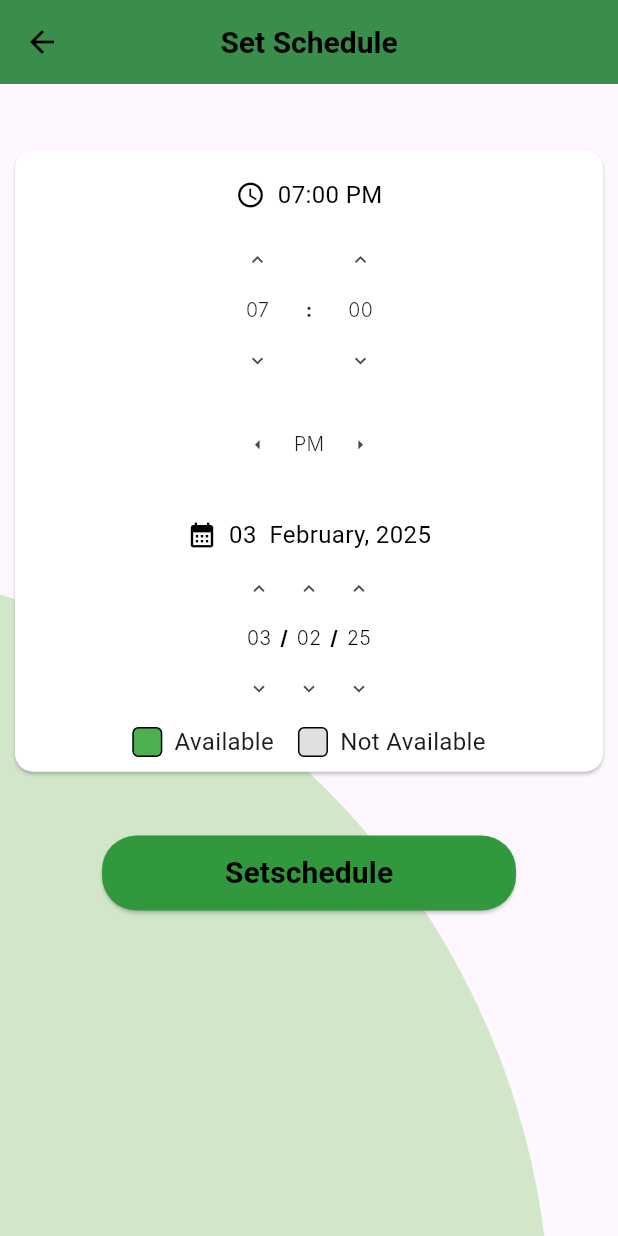
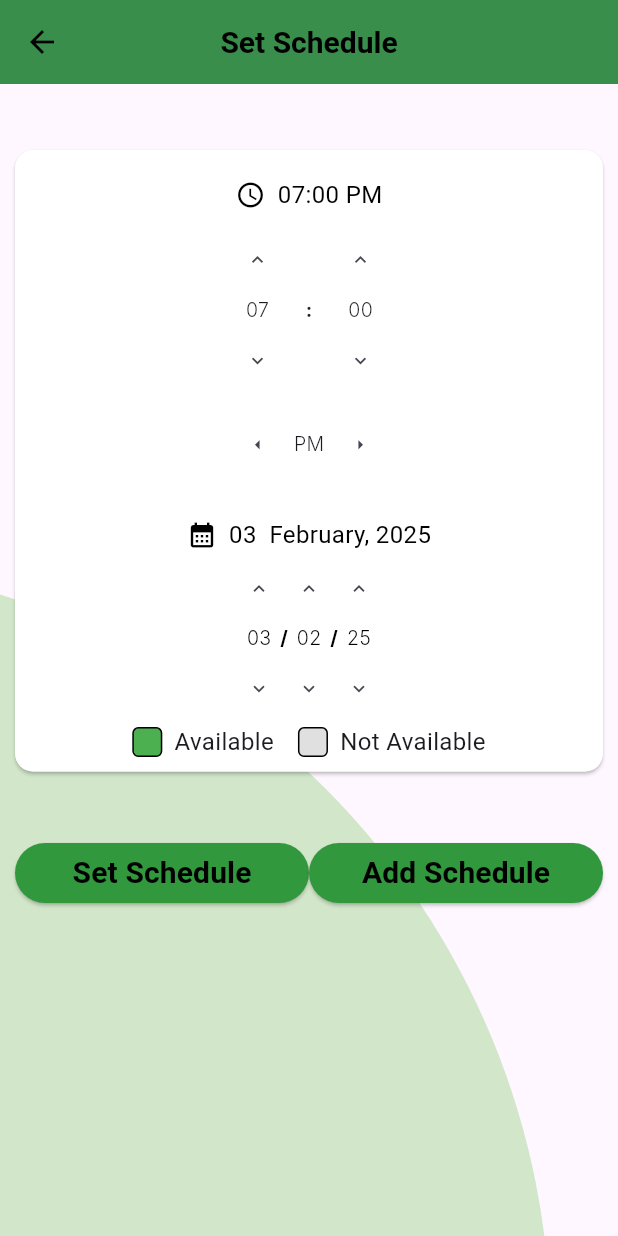
Before and after one commit to umaishasan/ProfessorAppointment, a Flutter app: the SetScheduleScreen screen opened directly, after a tap on "Available", on a phone screen of 412 x 824 dp. Run offline on Flutter 3.47's test engine with Material 3 defaults, Android fonts, the light colour scheme and no system bars; our stand-ins replace cloud_firestore, firebase_auth, firebase_core, firebase_database, fluttertoast; accounts and stored records are empty; network calls fail; Roboto replaces fonts that are missing (Heebo, Inter).

Commit message:
All over old scripts updated for add qualification and set schedule.

```diff
--- a/lib/Components/DateComponent.dart
+++ b/lib/Components/DateComponent.dart
@@ -2,6 +2,7 @@ import 'package:flutter/material.dart';
 
 class SetDateComponent extends StatefulWidget {
   const SetDateComponent({super.key});
+  static late String scheduleDate = '';
 
   @override
   // ignore: library_private_types_in_public_api
@@ -65,6 +66,8 @@ class _SetDateComponentState extends State<SetDateComponent> {
 
   @override
   Widget build(BuildContext context) {
+    SetDateComponent.scheduleDate =
+        "${day.toString().padLeft(2, '0')}  ${_getMonthName(month)}, 20$year";
     return Container(
       margin: const EdgeInsets.only(top: 25, left: 60, right: 60),
       constraints: const BoxConstraints(minWidth: 30, minHeight: 100),
@@ -77,7 +80,7 @@ class _SetDateComponentState extends State<SetDateComponent> {
                   size: 20, color: Colors.black), // Icon
               const SizedBox(width: 8), // Gap between icon and text
               Text(
-                "${day.toString().padLeft(2, '0')}  ${_getMonthName(month)}, 20$year", // Your text
+                SetDateComponent.scheduleDate,
                 style: const TextStyle(
                   fontSize: 16,
                   fontWeight: FontWeight.w400,
--- a/lib/Components/TimeComponent.dart
+++ b/lib/Components/TimeComponent.dart
@@ -5,8 +5,9 @@ class SetTimeComponent extends StatefulWidget {
   final int initialHour;
   final int initialMinute;
   final bool initialIsPM;
+  static late String scheduleTime = '';
 
-  const SetTimeComponent({
+  SetTimeComponent({
     super.key,
     this.initialHour = 7,
     this.initialMinute = 0,
@@ -63,6 +64,8 @@ class _SetTimeComponentState extends State<SetTimeComponent> {
 
   @override
   Widget build(BuildContext context) {
+    SetTimeComponent.scheduleTime =
+        '${_hour.toString().padLeft(2, '0')}:${_minute.toString().padLeft(2, '0')} ${_isPM ? 'PM' : 'AM'}';
     return Column(
       crossAxisAlignment: CrossAxisAlignment.stretch,
       children: [
@@ -81,7 +84,7 @@ class _SetTimeComponentState extends State<SetTimeComponent> {
                       size: 20, color: Colors.black), // Icon
                   const SizedBox(width: 8), // Gap between icon and text
                   Text(
-                    '${_hour.toString().padLeft(2, '0')}:${_minute.toString().padLeft(2, '0')} ${_isPM ? 'PM' : 'AM'}', // Your text
+                    SetTimeComponent.scheduleTime,
                     style: const TextStyle(
                       fontSize: 16,
                       fontWeight: FontWeight.w400,
--- a/lib/LoginScreen.dart
+++ b/lib/LoginScreen.dart
@@ -206,10 +206,10 @@ class _LoginScreenState extends State<LoginScreen> {
         "Email": user.Email,
         "Phone": user.Phone,
         "Gender": user.Gender,
-        "User": user.User
+        "User": user.User,
+        "Qualification": user.Qualification
       });
-      checkScheduleChecker(user.User, user.Name,
-          ["03 Janwary, 2025 at 09:00 AM"], "Not Available", "Master");
+      checkScheduleChecker(user.User, user.Name, [""], "", user.Qualification);
     }
     //print("Name: ${user?.Name}, Email: ${user?.Email}, User: ${user?.User}, Gender: ${user?.Gender}");
   }
--- a/lib/SetScheduleScreen.dart
+++ b/lib/SetScheduleScreen.dart
@@ -1,15 +1,14 @@
 import 'package:flutter/material.dart';
 import 'package:scholappoinment_934074496/Components/CommonComponent.dart';
+import 'package:scholappoinment_934074496/Components/DateComponent.dart';
 import 'package:scholappoinment_934074496/Components/TimeComponent.dart';
+import 'package:scholappoinment_934074496/Firebase/FirebaseServices.dart';
 import 'package:scholappoinment_934074496/HomeScreen.dart';
 import 'package:scholappoinment_934074496/main.dart';
 
 class SetScheduleScreen extends StatefulWidget {
-  final bool initialAvailability;
-
   const SetScheduleScreen({
     super.key,
-    this.initialAvailability = false,
   });
 
   @override
@@ -17,19 +16,13 @@ class SetScheduleScreen extends StatefulWidget {
 }
 
 class _SetScheduleScreenState extends State<SetScheduleScreen> {
-  late bool _isAvailable;
+  String completeDateTime = '';
   String AvailableText = "";
+  List<String> scheduleDateData = [];
 
   @override
   void initState() {
     super.initState();
-    _isAvailable = widget.initialAvailability;
-  }
-
-  void _toggleAvailability(bool isTrue) {
-    //setState(() {
-    _isAvailable = isTrue;
-    //});
   }
 
   @override
@@ -50,19 +43,19 @@ class _SetScheduleScreenState extends State<SetScheduleScreen> {
                     vertical: screenSizeCommon.height * 0.01),
                 child: SingleChildScrollView(
                   child: Column(children: [
-                    const SetTimeComponent(),
+                    _checkAvailablityToShowDatetime(),
                     _buildAvailableToggles(),
-                    //AvailbilityToggle(_isAvailable),
                   ]),
                 ))),
 
-        // Set schedule Button
+        // both Button
         Container(
             margin: const EdgeInsets.only(left: 10, right: 10, top: 340),
             child: Center(
-              child: SizedBox(
-                width: 276,
-                height: 50,
+                child: Row(
+              children: [
+                // Set schedule Button
+                Expanded(
                   child: ElevatedButton(
                     onPressed: () {
                       setSchedule();
@@ -74,7 +67,7 @@ class _SetScheduleScreenState extends State<SetScheduleScreen> {
                       ),
                     ),
                     child: const Text(
-                    'Setschedule',
+                      'Set Schedule',
                       style: TextStyle(
                         color: Colors.black,
                         fontSize: 20,
@@ -84,79 +77,46 @@ class _SetScheduleScreenState extends State<SetScheduleScreen> {
                     ),
                   ),
                 ),
-            ))
+
+                //Add schedule button
+                Expanded(
+                  child: ElevatedButton(
+                    onPressed: () {
+                      _addSchedule();
+                    },
+                    style: ElevatedButton.styleFrom(
+                      backgroundColor: const Color(0xFF32983E),
+                      shape: RoundedRectangleBorder(
+                        borderRadius: BorderRadius.circular(23),
+                      ),
+                    ),
+                    child: const Text(
+                      'Add Schedule',
+                      style: TextStyle(
+                        color: Colors.black,
+                        fontSize: 20,
+                        fontFamily: 'Heebo',
+                        fontWeight: FontWeight.w700,
+                      ),
+                    ),
+                  ),
+                ),
+              ],
+            )))
       ]),
     );
   }
 
-  // ignore: non_constant_identifier_names
-  // Widget AvailbilityToggle(bool isAvailable) {
-  //   return Container(
-  //     margin: const EdgeInsets.only(left: 10, right: 10, top: 50),
-  //     child: Center(
-  //       child: Row(
-  //         mainAxisAlignment: MainAxisAlignment.center,
-  //         children: [
-  //           GestureDetector(
-  //             onTap: () => _toggleAvailability(true),
-  //             child: Row(
-  //               children: [
-  //                 Container(
-  //                   width: 20,
-  //                   height: 20,
-  //                   decoration: BoxDecoration(
-  //                     color: isAvailable
-  //                         ? const Color(0xFF32983E)
-  //                         : const Color(0xFFD9D9D9),
-  //                     borderRadius: BorderRadius.circular(4),
-  //                   ),
-  //                 ),
-  //                 const SizedBox(width: 5),
-  //                 const Text(
-  //                   'Available',
-  //                   style: TextStyle(
-  //                     fontFamily: 'Heebo',
-  //                     fontSize: 20,
-  //                     fontWeight: FontWeight.w400,
-  //                     color: Colors.black,
-  //                   ),
-  //                 ),
-  //               ],
-  //             ),
-  //           ),
-  //           const SizedBox(width: 38),
-  //           GestureDetector(
-  //             onTap: () => _toggleAvailability(false),
-  //             child: Row(
-  //               children: [
-  //                 Container(
-  //                   width: 20,
-  //                   height: 20,
-  //                   decoration: BoxDecoration(
-  //                     color: !isAvailable
-  //                         ? const Color(0xFF32983E)
-  //                         : const Color(0xFFD9D9D9),
-  //                     borderRadius: BorderRadius.circular(4),
-  //                   ),
-  //                 ),
-  //                 const SizedBox(width: 5),
-  //                 const Text(
-  //                   'Not Available',
-  //                   style: TextStyle(
-  //                     fontFamily: 'Heebo',
-  //                     fontSize: 20,
-  //                     fontWeight: FontWeight.w400,
-  //                     color: Colors.black,
-  //                   ),
-  //                 ),
-  //               ],
-  //             ),
-  //           ),
-  //         ],
-  //       ),
-  //     ),
-  //   );
-  // }
+  void _addSchedule() {
+    String time = SetTimeComponent.scheduleTime;
+    String date = SetDateComponent.scheduleDate;
+    completeDateTime = "${date} at ${time}";
+    scheduleDateData.add(completeDateTime);
+
+    for (var element in scheduleDateData) {
+      print(element);
+    }
+  }
 
   Widget _buildAvailableToggles() {
     return Column(
@@ -165,22 +125,30 @@ class _SetScheduleScreenState extends State<SetScheduleScreen> {
         Row(
           mainAxisAlignment: MainAxisAlignment.center,
           children: [
-            _buildGenderToggleOption("Available"),
+            _buildAvailabilityToggleOption("Available"),
             const SizedBox(width: 16),
-            _buildGenderToggleOption("Not Available"),
+            _buildAvailabilityToggleOption("Not Available"),
           ],
         ),
       ],
     );
   }
 
-  Widget _buildGenderToggleOption(String gender) {
+  Widget _checkAvailablityToShowDatetime() {
+    if (AvailableText == "Available") {
+      return SetTimeComponent();
+    } else {
+      return SizedBox.shrink();
+    }
+  }
+
+  Widget _buildAvailabilityToggleOption(String available) {
     return GestureDetector(
       onTap: () {
         setState(() {
-          AvailableText = gender;
+          AvailableText = available;
         });
-        print("Selected Gender: $AvailableText");
+        //print("Selected Availability: $AvailableText");
       },
       child: Row(
         children: [
@@ -188,19 +156,22 @@ class _SetScheduleScreenState extends State<SetScheduleScreen> {
             width: 20,
             height: 20,
             decoration: BoxDecoration(
-              color: AvailableText == gender ? Colors.green : Colors.grey[300],
+              color:
+                  AvailableText == available ? Colors.green : Colors.grey[300],
               borderRadius: BorderRadius.circular(4),
               border: Border.all(color: Colors.black, width: 1),
             ),
           ),
           const SizedBox(width: 8),
-          Text(gender, style: const TextStyle(fontSize: 16)),
+          Text(available, style: const TextStyle(fontSize: 16)),
         ],
       ),
     );
   }
 
   void setSchedule() {
-    Navigator.push(context, MaterialPageRoute(builder: (_) => HomeScreen()));
+    FirebaseServices.SetSchedule(scheduleDateData, AvailableText).then((_) =>
+        Navigator.push(
+            context, MaterialPageRoute(builder: (_) => HomeScreen())));
   }
 }
```
Also changed, not shown: lib/EditProfileScreen.dart (+12 -0 lines), lib/Firebase/FirebaseServices.dart (+22 -3 lines), lib/HomeScreen.dart (+11 -0 lines), lib/Models/Person.dart (+9 -0 lines), lib/SignupScreen.dart (+22 -6 lines). Lines whose indentation alone changed are shown as unchanged.
